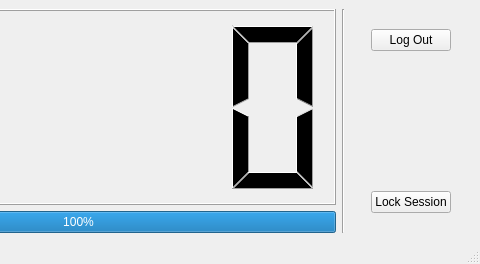
This is timerwindow.ui in Libki/libki-client as Qt 5 draws it before an edit; both pictures show x 210 to 690 and y 0 to 264 of the 690 by 264 pixel window. The edited form follows.
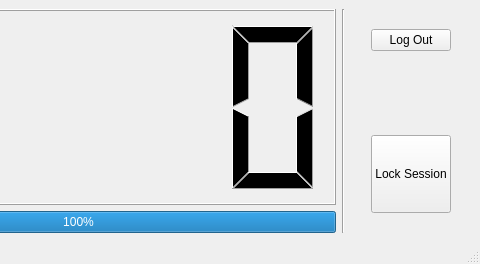
This is the edited form. Icons and pictures are not drawn.

Commit message: Show 'Lock Session' button if feature is enabled on server

Diff of the .ui file:
```diff
--- a/timerwindow.ui
+++ b/timerwindow.ui
@@ -136,6 +136,12 @@
         <property name="enabled">
          <bool>true</bool>
         </property>
+        <property name="sizePolicy">
+         <sizepolicy hsizetype="Minimum" vsizetype="MinimumExpanding">
+          <horstretch>0</horstretch>
+          <verstretch>0</verstretch>
+         </sizepolicy>
+        </property>
         <property name="text">
          <string>Lock Session</string>
         </property>
```
The commit also changes 2 other files.
